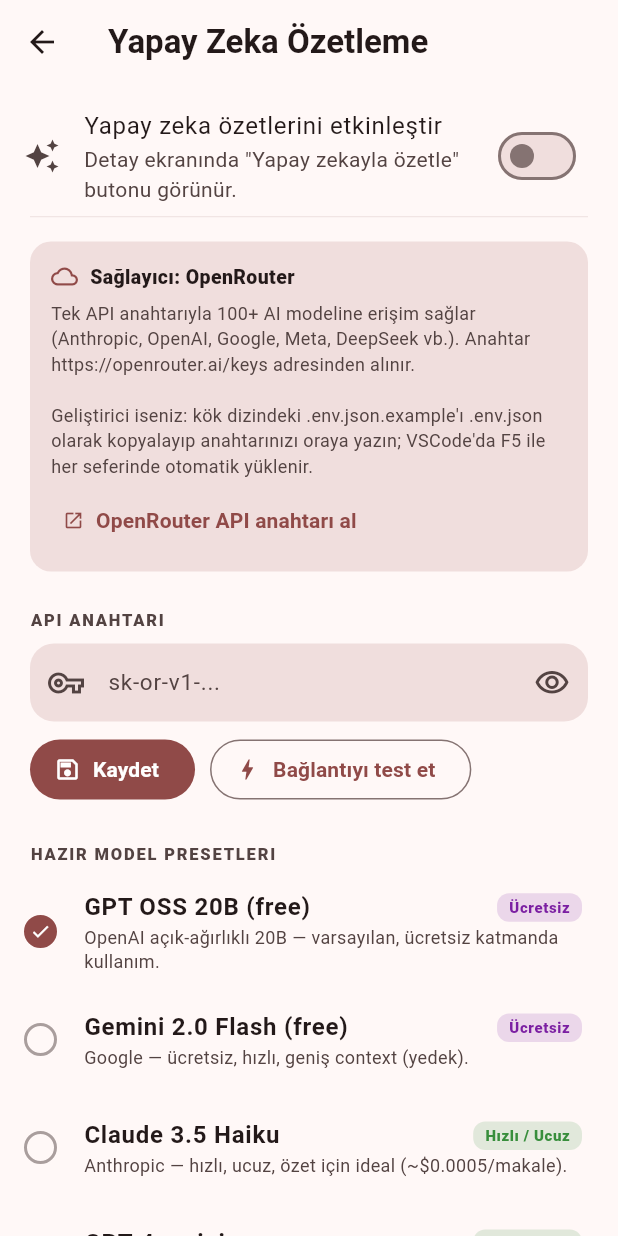
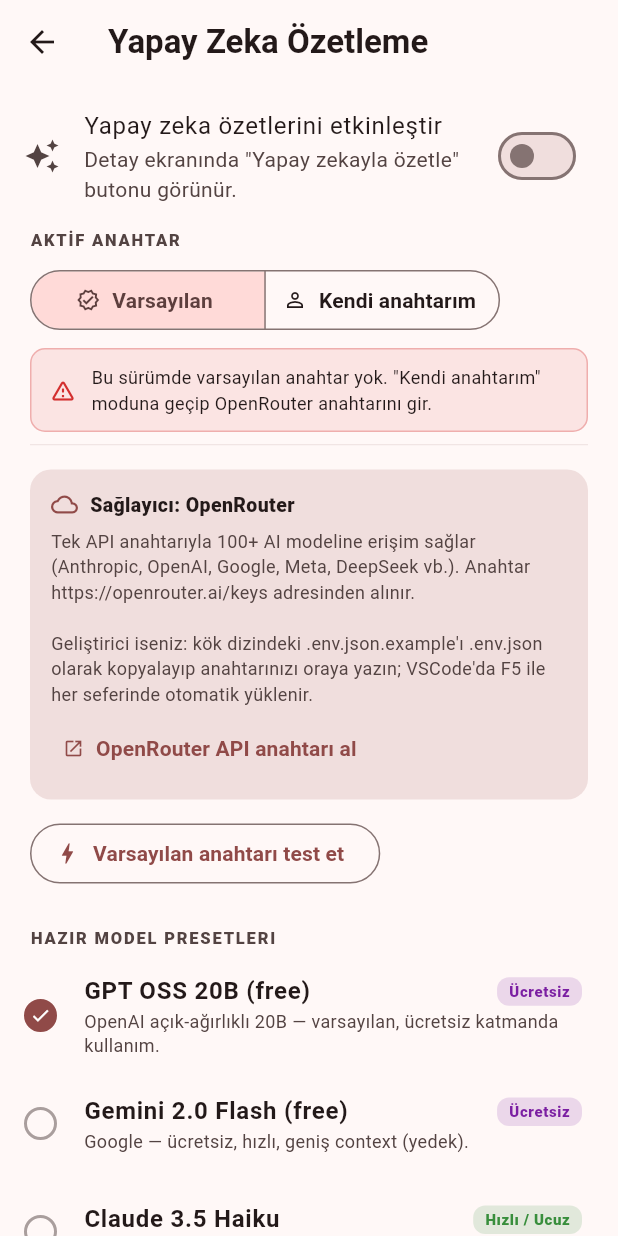
Before and after one commit to ethemdemirkaya/mobil_haber, a Flutter app: the DailyBriefingScreen screen opened directly, after a tap on "AI ayarları", on a phone screen of 412 x 824 dp. Run offline on Flutter 3.47's test engine with Material 3 defaults, Android fonts, the phone set to English and light mode, and no system bars; our stand-ins replace audio_service, audioplayers, cached_network_image, firebase_core, firebase_messaging, flutter_local_notifications and 4 more; missing offline and left inert: audio_session; accounts and stored records are empty; generated files the repository leaves out were written again; network calls fail.

Commit message:
feat(ai): API anahtarı için "Varsayılan / Kendi anahtarım" toggle
Kullanıcı artık iki anahtar arasında **explicit mod seçimi** yapabilir.
Hangi anahtar aktif kullanılacak — bu tercih persist edilir, eski
implicit "kullanıcı keyi varsa onu kullan, yoksa env"den daha açık.

ApiKeyMode enum:
- builtIn (default): .env.json'daki gömülü anahtar.
- userProvided: kullanıcının Ayarlar'dan girdiği kişisel OpenRouter
  anahtarı.

Eski davranıştan farkı: kullanıcının kendi anahtarı SAKLI kalıyor
ama mode "Varsayılan"a alınınca pasif oluyor — sıfır kayıp ile geçiş.

AiSettingsProvider:
- _apiKeyMode (ApiKeyMode, persisted as `pref_ai_key_mode`).
- effectiveApiKey artık mode'a göre seçer (env veya user, fallback yok).
- isModeUsable: aktif mode için gerekli anahtar var mı?
- Default mod kararı: ilk açılışta env varsa builtIn, yoksa
  user keyi varsa userProvided, yoksa builtIn (kullanıcı girince
  hazır olsun).

AiSettingsScreen UI:
- Üstte SegmentedButton (Varsayılan / Kendi anahtarım) — anlık geçiş.
- _ApiKeyModeStatus: 4 durum için renk-kodlu banner:
  - builtIn + env var → yeşil "varsayılan aktif"
  - builtIn + env yok → kırmızı "kendi anahtarına geç"
  - userProvided + key var → mavi "kişisel aktif"
  - userProvided + key yok → turuncu "anahtarını gir"
- API key giriş kutusu artık yalnızca "Kendi anahtarım" modunda
  görünür — default modda kullanıcıya gereksiz boş alan göstermez.
- Default modda sadece "Varsayılan anahtarı test et" butonu kalır.

```diff
--- a/lib/providers/ai_settings_provider.dart
+++ b/lib/providers/ai_settings_provider.dart
@@ -39,6 +39,32 @@
 
   /// Kullanıcının Ayarlar'dan girdiği kişisel anahtar.
   userProvided,
+}
+
+/// Kullanıcının HANGİ anahtarı kullanmak istediğine dair tercihi.
+/// Bu kayıttan bağımsız olarak hem env-embedded hem user-entered key
+/// saklı kalır; mode hangisinin aktif olacağına karar verir.
+enum ApiKeyMode {
+  /// Uygulama içinde gömülü (`.env.json`'daki) anahtar — varsayılan.
+  builtIn,
+
+  /// Kullanıcının Ayarlar'dan girdiği kişisel anahtar.
+  userProvided,
+}
+
+extension ApiKeyModeLabel on ApiKeyMode {
+  String get label => switch (this) {
+        ApiKeyMode.builtIn => 'Varsayılan',
+        ApiKeyMode.userProvided => 'Kendi anahtarım',
+      };
+
+  String get description => switch (this) {
+        ApiKeyMode.builtIn => 'Pusula\'nın yerleşik OpenRouter anahtarı '
+            '(uygulamayla birlikte gelir).',
+        ApiKeyMode.userProvided =>
+          'Kişisel OpenRouter anahtarın — kendi kullanım limitin, '
+              'kendi faturalandırman.',
+      };
 }
 
 /// Sesli brifing okumak için hangi motorun kullanılacağı.
@@ -109,6 +135,11 @@
   String _apiKey = '';
   String _modelId = defaultModelId;
 
+  /// Hangi anahtar (mode) aktif kullanılacak. Default builtIn — env
+  /// dosyasındaki anahtar varsa onu kullanır. User explicit "kendi
+  /// anahtarım" derse o aktif olur.
+  ApiKeyMode _apiKeyMode = ApiKeyMode.builtIn;
+
   // ─── TTS (sesli okuma) ───
   TtsEngineKind _ttsEngine = TtsEngineKind.system;
   String _openaiTtsKey = '';
@@ -129,6 +160,7 @@
 
   static const String _prefsEnabled = 'pref_ai_enabled';
   static const String _prefsKey = 'pref_ai_api_key';
+  static const String _prefsKeyMode = 'pref_ai_key_mode';
   static const String _prefsModel = 'pref_ai_model';
   static const String _prefsCache = 'pref_ai_cache';
   static const String _prefsTtsEngine = 'pref_ai_tts_engine';
@@ -222,21 +254,36 @@
   /// hint'i için.
   bool get hasBuiltInKey => OpenRouterClient.hasBuiltInKey;
 
-  /// API çağrılarında kullanılacak gerçek anahtar — kullanıcı girdiyse
-  /// onu (kendi rate-limit/spend cap kontrolü), girmediyse build-time
-  /// embed'i. İkisi de yoksa boş string (`isReady` false döner).
-  String get effectiveApiKey =>
-      _apiKey.isNotEmpty ? _apiKey : OpenRouterClient.defaultApiKey;
+  /// Kullanıcının hangi modu aktif tercih ettiği.
+  ApiKeyMode get apiKeyMode => _apiKeyMode;
 
-  /// Etkin anahtarın kaynağı — UI'da "kendi anahtarınız" / "uygulama
-  /// içinde gömülü" rozetini ayırt etmek için.
+  /// API çağrılarında kullanılacak gerçek anahtar. Mode'a göre seçer:
+  ///   - userProvided: kullanıcının girdiği anahtar (boş ise boş döner)
+  ///   - builtIn: build-time gömülü anahtar (boş ise boş döner)
+  /// Boş dönerse `isReady` false olur.
+  String get effectiveApiKey {
+    return _apiKeyMode == ApiKeyMode.userProvided
+        ? _apiKey
+        : OpenRouterClient.defaultApiKey;
+  }
+
+  /// Etkin anahtarın kaynağı — UI rozeti için. Aktif mode'a göre değişir.
   AiKeySource get keySource {
-    if (_apiKey.isNotEmpty) return AiKeySource.userProvided;
-    if (OpenRouterClient.hasBuiltInKey) return AiKeySource.builtIn;
-    return AiKeySource.none;
+    if (effectiveApiKey.isEmpty) return AiKeySource.none;
+    return _apiKeyMode == ApiKeyMode.userProvided
+        ? AiKeySource.userProvided
+        : AiKeySource.builtIn;
   }
 
   bool get hasAnyKey => effectiveApiKey.isNotEmpty;
+
+  /// Aktif modu kullanmak için gerekli anahtar var mı?
+  /// userProvided modunda kullanıcı keyi olmalı, builtIn'de env keyi.
+  bool get isModeUsable {
+    return _apiKeyMode == ApiKeyMode.userProvided
+        ? _apiKey.isNotEmpty
+        : OpenRouterClient.hasBuiltInKey;
+  }
 
   /// Eski API uyumluluğu — UI bazı yerlerde `hasApiKey` çağırıyor olabilir.
   bool get hasApiKey => hasAnyKey;
@@ -297,6 +344,25 @@
         OpenRouterClient.hasBuiltInKey;
     _apiKey = prefs.getString(_prefsKey) ?? '';
     _modelId = prefs.getString(_prefsModel) ?? defaultModelId;
+
+    // ApiKeyMode default kararı:
+    //   - Kayıtlı bir tercih varsa onu yükle.
+    //   - Yoksa: build-time anahtar varsa builtIn (sıfır kurulumla çalışsın);
+    //     yoksa user'ın anahtarı zaten varsa userProvided; ikisi de yoksa
+    //     builtIn (kullanıcı birini girince UI mode değiştirsin diye).
+    final storedMode = prefs.getString(_prefsKeyMode);
+    if (storedMode != null) {
+      _apiKeyMode = ApiKeyMode.values.firstWhere(
+        (m) => m.name == storedMode,
+        orElse: () => ApiKeyMode.builtIn,
+      );
+    } else {
+      _apiKeyMode = OpenRouterClient.hasBuiltInKey
+          ? ApiKeyMode.builtIn
+          : (_apiKey.isNotEmpty
+              ? ApiKeyMode.userProvided
+              : ApiKeyMode.builtIn);
+    }
 
     // TTS tercihleri
     final ttsEngineId =
@@ -429,6 +495,17 @@
     }
   }
 
+  /// Aktif anahtar modunu değiştir. UI segmented button'dan çağrılır.
+  /// Kullanıcı `userProvided`'a geçerken anahtarı boşsa effectiveApiKey
+  /// boş döner — UI bunu uyarı banner'ı ile gösterir.
+  Future<void> setApiKeyMode(ApiKeyMode mode) async {
+    if (_apiKeyMode == mode) return;
+    _apiKeyMode = mode;
+    notifyListeners();
+    final prefs = await SharedPreferences.getInstance();
+    await prefs.setString(_prefsKeyMode, mode.name);
+  }
+
   Future<void> setModelId(String value) async {
     final trimmed = value.trim();
     if (_modelId == trimmed || trimmed.isEmpty) return;
--- a/lib/screens/settings/ai_settings_screen.dart
+++ b/lib/screens/settings/ai_settings_screen.dart
@@ -155,44 +155,57 @@
               context.read<AiSettingsProvider>().setEnabled(v);
             },
           ),
-          if (ai.keySource != AiKeySource.none)
+          // ─────────── Aktif anahtar mod toggle'ı ───────────
+          // Kullanıcı default'ta env-embedded anahtarı kullanır.
+          // İstediğinde "Kendi anahtarım"a geçer (eski anahtar silinmez,
+          // sadece pasifleşir).
           Padding(
-              padding: const EdgeInsets.fromLTRB(20, 4, 20, 8),
-              child: Container(
-                padding:
-                    const EdgeInsets.symmetric(horizontal: 12, vertical: 8),
-                decoration: BoxDecoration(
-                  color: ai.keySource == AiKeySource.userProvided
-                      ? cs.primary.withValues(alpha: 0.10)
-                      : Colors.green.withValues(alpha: 0.10),
-                  borderRadius: BorderRadius.circular(10),
-                ),
-                child: Row(
+            padding: const EdgeInsets.fromLTRB(20, 8, 20, 8),
+            child: Column(
+              crossAxisAlignment: CrossAxisAlignment.start,
               children: [
-                    Icon(
-                      ai.keySource == AiKeySource.userProvided
-                          ? Icons.person_outline
-                          : Icons.verified_outlined,
-                      size: 16,
-                      color: ai.keySource == AiKeySource.userProvided
-                          ? cs.primary
-                          : Colors.green.shade700,
-                    ),
-                    const SizedBox(width: 8),
-                    Expanded(
-                      child: Text(
-                        ai.keySource == AiKeySource.userProvided
-                            ? 'Kişisel API anahtarınız kullanılıyor.'
-                            : 'Uygulama içi gömülü anahtar kullanılıyor — '
-                                'kendi anahtarınızı girmeniz gerekmiyor.',
+                Text(
+                  'AKTİF ANAHTAR',
                   style: TextStyle(
-                          fontSize: 12,
-                          color: cs.onSurface,
+                    fontSize: 11,
+                    fontWeight: FontWeight.w800,
+                    letterSpacing: 1.2,
+                    color: cs.onSurfaceVariant,
                   ),
                 ),
+                const SizedBox(height: 8),
+                SegmentedButton<ApiKeyMode>(
+                  showSelectedIcon: false,
+                  segments: const [
+                    ButtonSegment(
+                      value: ApiKeyMode.builtIn,
+                      icon: Icon(Icons.verified_outlined, size: 16),
+                      label: Text('Varsayılan'),
+                    ),
+                    ButtonSegment(
+                      value: ApiKeyMode.userProvided,
+                      icon: Icon(Icons.person_outline, size: 16),
+                      label: Text('Kendi anahtarım'),
+                    ),
+                  ],
+                  selected: {ai.apiKeyMode},
+                  onSelectionChanged: (set) {
+                    HapticFeedback.selectionClick();
+                    context
+                        .read<AiSettingsProvider>()
+                        .setApiKeyMode(set.first);
+                  },
                 ),
               ],
             ),
+          ),
+          // Aktif mod durumu — uyarı + bilgi banner'ı.
+          Padding(
+            padding: const EdgeInsets.fromLTRB(20, 0, 20, 8),
+            child: _ApiKeyModeStatus(
+              mode: ai.apiKeyMode,
+              hasBuiltIn: ai.hasBuiltInKey,
+              hasUserKey: ai.hasUserApiKey,
             ),
           ),
           const Divider(height: 1, indent: 20, endIndent: 20),
@@ -254,7 +267,10 @@
           ),
 
           // ─────────── API Key alanı ───────────
-          const _SectionTitle('API Anahtarı'),
+          // API Key alanı sadece "Kendi anahtarım" modunda görünür.
+          // Default modda kullanıcının elle anahtar girmesine gerek yok.
+          if (ai.apiKeyMode == ApiKeyMode.userProvided) ...[
+            const _SectionTitle('Kişisel API Anahtarınız'),
             Padding(
               padding: const EdgeInsets.symmetric(horizontal: 20),
               child: TextField(
@@ -296,15 +312,41 @@
                         ? const SizedBox(
                             width: 14,
                             height: 14,
-                          child:
-                              CircularProgressIndicator(strokeWidth: 2),
+                            child: CircularProgressIndicator(
+                                strokeWidth: 2),
                           )
                         : const Icon(Icons.bolt_outlined, size: 18),
-                  label: Text(_testing ? 'Test ediliyor' : 'Bağlantıyı test et'),
+                    label: Text(_testing
+                        ? 'Test ediliyor'
+                        : 'Bağlantıyı test et'),
                   ),
                 ],
               ),
             ),
+          ] else ...[
+            // Default mod: küçük bilgi + sadece "test et" butonu.
+            Padding(
+              padding: const EdgeInsets.fromLTRB(20, 4, 20, 0),
+              child: Row(
+                children: [
+                  OutlinedButton.icon(
+                    onPressed: _testing ? null : _test,
+                    icon: _testing
+                        ? const SizedBox(
+                            width: 14,
+                            height: 14,
+                            child: CircularProgressIndicator(
+                                strokeWidth: 2),
+                          )
+                        : const Icon(Icons.bolt_outlined, size: 18),
+                    label: Text(_testing
+                        ? 'Test ediliyor'
+                        : 'Varsayılan anahtarı test et'),
+                  ),
+                ],
+              ),
+            ),
+          ],
           if (ai.lastError != null)
             Padding(
               padding: const EdgeInsets.fromLTRB(20, 12, 20, 0),
@@ -954,6 +996,90 @@
   }
 }
 
+/// Aktif anahtar modunun durumunu gösteren bilgi/uyarı kartı.
+/// 4 durum:
+///   - builtIn + env var → yeşil "Pusula varsayılan anahtarı aktif"
+///   - builtIn + env yok → kırmızı "Varsayılan anahtar yok, kendi anahtarına geç"
+///   - userProvided + key var → mavi "Kişisel anahtar aktif"
+///   - userProvided + key yok → turuncu "Anahtarını gir"
+class _ApiKeyModeStatus extends StatelessWidget {
+  const _ApiKeyModeStatus({
+    required this.mode,
+    required this.hasBuiltIn,
+    required this.hasUserKey,
+  });
+
+  final ApiKeyMode mode;
+  final bool hasBuiltIn;
+  final bool hasUserKey;
+
+  @override
+  Widget build(BuildContext context) {
+    final cs = Theme.of(context).colorScheme;
+    final (icon, accent, text) = _resolve(cs);
+    return Container(
+      padding: const EdgeInsets.symmetric(horizontal: 12, vertical: 10),
+      decoration: BoxDecoration(
+        color: accent.withValues(alpha: 0.10),
+        borderRadius: BorderRadius.circular(10),
+        border: Border.all(color: accent.withValues(alpha: 0.30)),
+      ),
+      child: Row(
+        children: [
+          Icon(icon, size: 18, color: accent),
+          const SizedBox(width: 10),
+          Expanded(
+            child: Text(
+              text,
+              style: TextStyle(
+                fontSize: 12,
+                color: cs.onSurface,
+                height: 1.4,
+              ),
+            ),
+          ),
+        ],
+      ),
+    );
+  }
+
+  (IconData, Color, String) _resolve(ColorScheme cs) {
+    switch (mode) {
+      case ApiKeyMode.builtIn:
+        if (hasBuiltIn) {
+          return (
+            Icons.verified_outlined,
+            Colors.green.shade700,
+            'Varsayılan anahtar aktif — uygulama içi gömülü OpenRouter '
+                'anahtarını kullanıyor. Senin için kullanım limiti '
+                'paylaşılır.',
+          );
+        }
+        return (
+          Icons.warning_amber_rounded,
+          Colors.red.shade700,
+          'Bu sürümde varsayılan anahtar yok. "Kendi anahtarım" moduna '
+              'geçip OpenRouter anahtarını gir.',
+        );
+      case ApiKeyMode.userProvided:
+        if (hasUserKey) {
+          return (
+            Icons.person_outline,
+            cs.primary,
+            'Kişisel API anahtarın aktif — kendi rate-limit ve '
+                'faturalandırman kullanılıyor.',
+          );
+        }
+        return (
+          Icons.error_outline,
+          Colors.orange.shade700,
+          'Anahtarın boş. Aşağıdaki kutuya OpenRouter anahtarını yapıştır '
+              've "Kaydet"e bas.',
+        );
+    }
+  }
+}
+
 class _AudioCacheTile extends StatefulWidget {
   const _AudioCacheTile();
 
```
Lines whose indentation alone changed are shown as unchanged.
